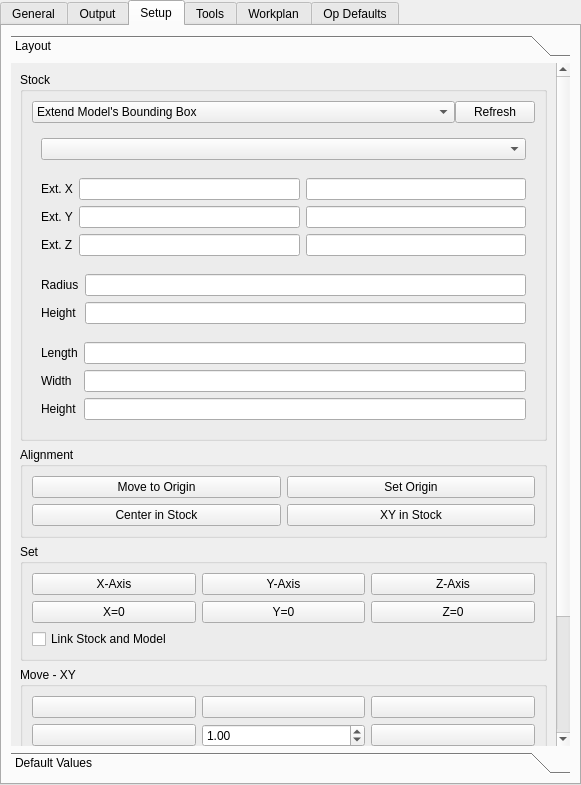
Qt form src/Mod/CAM/Gui/Resources/panels/PathEdit.ui (southseact-3d/fcd) before a commit.
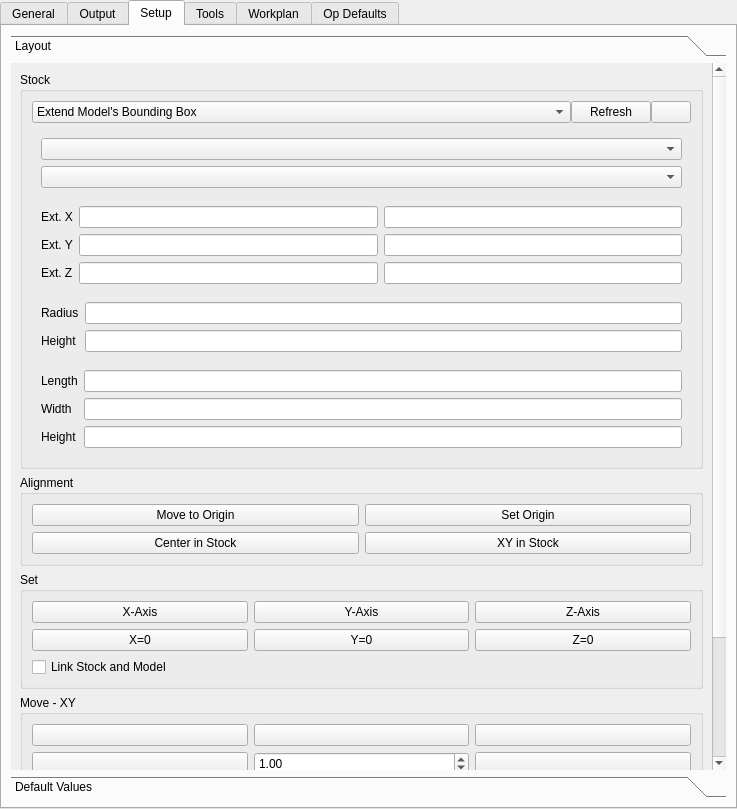
The same form after that commit. The open tabs and pages were chosen to show the change. Icons and pictures are not drawn. Custom widgets are drawn as their Qt base class.

Commit message: Machining model and materials (#14460)

What changed in the file:
```diff
--- a/src/Mod/CAM/Gui/Resources/panels/PathEdit.ui
+++ b/src/Mod/CAM/Gui/Resources/panels/PathEdit.ui
@@ -6,8 +6,8 @@
    <rect>
     <x>0</x>
     <y>0</y>
-    <width>581</width>
-    <height>785</height>
+    <width>737</width>
+    <height>809</height>
    </rect>
   </property>
   <property name="windowTitle">
@@ -443,8 +443,8 @@
         <rect>
          <x>0</x>
          <y>0</y>
-         <width>548</width>
-         <height>929</height>
+         <width>688</width>
+         <height>1368</height>
         </rect>
        </property>
        <attribute name="label">
@@ -502,6 +502,26 @@
                </property>
               </widget>
              </item>
+             <item>
+              <widget class="QPushButton" name="btnMaterial">
+               <property name="sizePolicy">
+                <sizepolicy hsizetype="Fixed" vsizetype="MinimumExpanding">
+                 <horstretch>0</horstretch>
+                 <verstretch>0</verstretch>
+                </sizepolicy>
+               </property>
+               <property name="toolTip">
+                <string>Assign Stock Material</string>
+               </property>
+               <property name="text">
+                <string/>
+               </property>
+               <property name="icon">
+                <iconset resource="../../../../Material/Gui/Resources/Material.qrc">
+                 <normaloff>:/icons/MaterialWorkbench.svg</normaloff>:/icons/MaterialWorkbench.svg</iconset>
+               </property>
+              </widget>
+             </item>
             </layout>
            </item>
            <item>
@@ -523,6 +543,9 @@
               <item row="0" column="1">
                <widget class="QComboBox" name="stockExisting"/>
               </item>
+              <item row="1" column="1">
+               <widget class="QComboBox" name="comboBox"/>
+              </item>
              </layout>
             </widget>
            </item>
```
Left out of the diff: 32 changed lines with no effect on the pictures. The commit also changes 27 other files.
